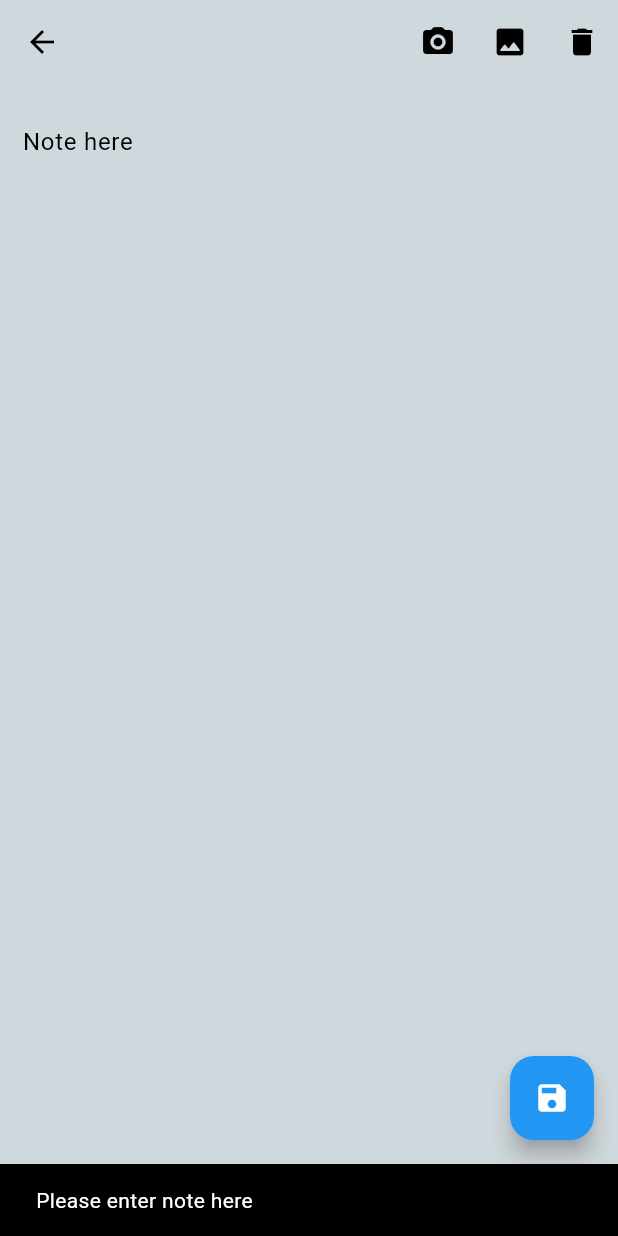
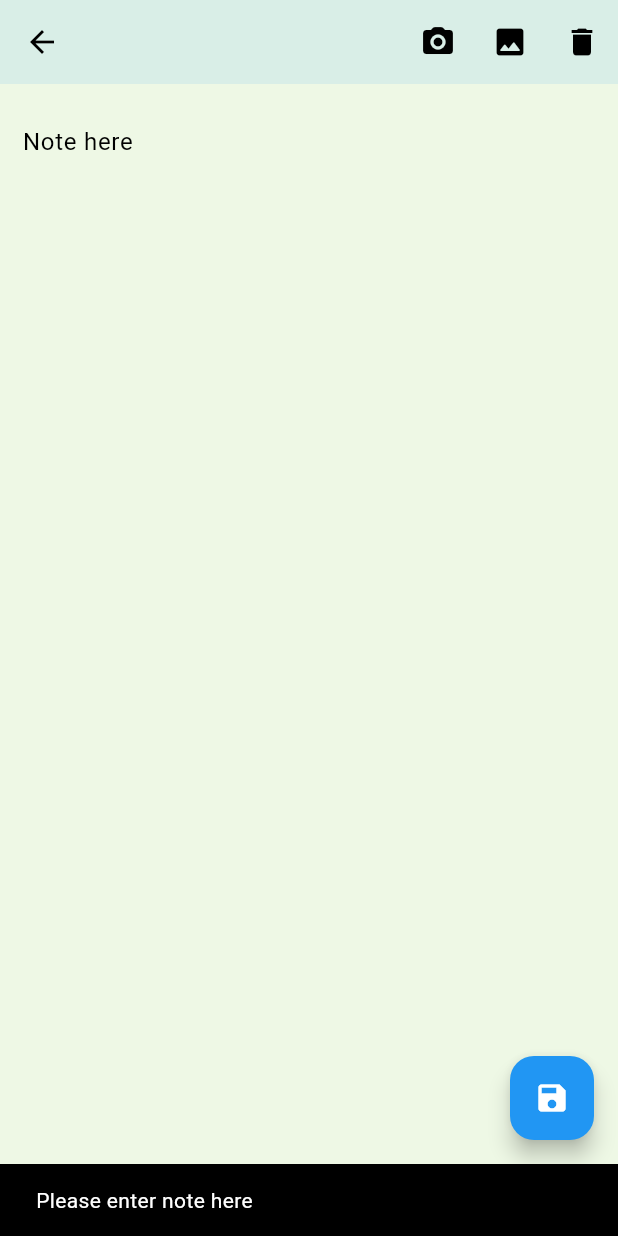
Before and after one commit to dhruvikAubergine/notes_app, a Flutter app: the AddNotePage screen opened directly, after a tap on the "save" icon, on a phone screen of 412 x 824 dp. Run offline on Flutter 3.47's test engine with Material 2 defaults, Android fonts, the phone set to English and light mode, and no system bars; our stand-ins replace bloc, equatable, hive, hive_flutter, image_picker, reorderable_grid_view; accounts and stored records are empty; generated files the repository leaves out were written again.

Commit message:
add some new features

```diff
--- a/lib/core/card_colors.dart
+++ /dev/null
@@ -1,17 +0,0 @@
-import 'package:flutter/material.dart';
-
-class CardColors {
-  static Color mainColor = const Color(0xFF13B9FF);
-
-  static List<Color> cardsColor = [
-    Colors.white,
-    Colors.red.shade100,
-    Colors.pink.shade100,
-    Colors.orange.shade100,
-    Colors.yellow.shade100,
-    Colors.green.shade100,
-    Colors.blue.shade100,
-    Colors.blueGrey.shade100,
-    Colors.amber.shade100,
-  ];
-}
--- a/lib/feature/add_note/modals/note.dart
+++ b/lib/feature/add_note/modals/note.dart
@@ -7,7 +7,13 @@ part 'note.g.dart';
 @JsonSerializable()
 @HiveType(typeId: 0)
 class Note extends Equatable {
-  const Note({this.id, this.title, this.content, this.images});
+  const Note({
+    this.id,
+    this.title,
+    this.images,
+    this.content,
+    this.backgroundColor,
+  });
 
   factory Note.fromJson(Map<String, dynamic> json) => _$NoteFromJson(json);
   @HiveField(0)
@@ -18,6 +24,8 @@ class Note extends Equatable {
   final String? content;
   @HiveField(3)
   final List<String>? images;
+  @HiveField(4)
+  final String? backgroundColor;
 
   Map<String, dynamic> toJson() => _$NoteToJson(this);
 
@@ -26,12 +34,13 @@ class Note extends Equatable {
     String? title,
     String? content,
     List<String>? images,
+    String? backgroundColor,
   }) {
     return Note(
       id: id ?? this.id,
       title: title ?? this.title,
       content: content ?? this.content,
-      images: images ?? this.images,
+      backgroundColor: backgroundColor ?? this.backgroundColor,
     );
   }
 
@@ -39,5 +48,5 @@ class Note extends Equatable {
   bool get stringify => true;
 
   @override
-  List<Object?> get props => [id, title, content, images];
+  List<Object?> get props => [id, title, content, images, backgroundColor];
 }
--- a/lib/feature/add_note/pages/add_note_page.dart
+++ b/lib/feature/add_note/pages/add_note_page.dart
@@ -4,7 +4,6 @@ import 'dart:math' as math;
 
 import 'package:flutter/material.dart';
 import 'package:image_picker/image_picker.dart';
-import 'package:notes_app/core/card_colors.dart';
 import 'package:notes_app/feature/add_note/modals/note.dart';
 import 'package:notes_app/feature/home/provider/note_provider.dart';
 import 'package:provider/provider.dart';
@@ -30,6 +29,7 @@ class _AddNotePageState extends State<AddNotePage> {
   late Note? _note;
   late Color? backgroundColor;
   late List<String> imagesPath;
+  final _random = math.Random();
 
   Future<void> pickImage(ImageSource imageType) async {
     try {
@@ -58,35 +58,45 @@ class _AddNotePageState extends State<AddNotePage> {
 
   Future<void> _onSave() async {
     if (_contentController.text.trim().isNotEmpty) {
+      final noteContent = _contentController.text.trim().split('\n');
+      final titleIndex = noteContent[0].indexOf('.');
+      final title = titleIndex < 0
+          ? noteContent[0]
+          : noteContent[0].substring(0, titleIndex + 1);
+      final content = titleIndex < 0
+          ? noteContent.sublist(1).join('\n')
+          : noteContent[0].substring(titleIndex + 1) +
+              noteContent.sublist(1).join('\n');
       if (!widget.isForEdit) {
-        final noteContent = _contentController.text.trim().split('\n');
-        final title = noteContent[0];
-        final content = noteContent.sublist(1).join('\n');
         final note = Note(
+          title: title,
+          content: content,
           images: imagesPath,
           id: DateTime.now().toString(),
-          title: title,
-          content: content,
+          backgroundColor: backgroundColor?.value.toString() ?? '',
         );
         await Provider.of<NoteProvider>(context, listen: false).addNote(
           note: note,
         );
-        log(title);
-        log(content);
+        if (!mounted) return;
+        ScaffoldMessenger.of(context).showSnackBar(
+          const SnackBar(content: Text('New note added')),
+        );
       } else {
-        // final noteContent = _contentController.text.trim().split('\n');
-        // final title = noteContent[0];
-        // final content = noteContent.skip(0).join('\n');
-        // final note = _note?.copyWith(
-        //   images: imagesPath,
-        //   id: DateTime.now().toString(),
-        //   title: title,
-        //   content: content,
-        // );
-        // await Provider.of<NoteProvider>(context, listen: false).addNote(
-        //   note: note!,
-        //   isForEdit: true,
-        // );
+        log(imagesPath.length.toString());
+        final note = _note?.copyWith(
+          title: title,
+          content: content,
+          images: imagesPath,
+        );
+        await Provider.of<NoteProvider>(context, listen: false).addNote(
+          note: note!,
+          isForEdit: true,
+        );
+        if (!mounted) return;
+        ScaffoldMessenger.of(context).showSnackBar(
+          const SnackBar(content: Text('Note edited')),
+        );
       }
       if (!mounted) return;
       Navigator.of(context).pop();
@@ -103,8 +113,12 @@ class _AddNotePageState extends State<AddNotePage> {
         : '';
     imagesPath = _note?.images ?? [];
     backgroundColor = widget.backround ??
-        CardColors
-            .cardsColor[math.Random().nextInt(CardColors.cardsColor.length)];
+        Color.fromARGB(
+          _random.nextInt(256),
+          _random.nextInt(256),
+          _random.nextInt(256),
+          _random.nextInt(256),
+        );
   }
 
   @override
@@ -119,6 +133,7 @@ class _AddNotePageState extends State<AddNotePage> {
     return Scaffold(
       appBar: AppBar(
         backgroundColor: backgroundColor,
+        elevation: 5,
         actions: [
           IconButton(
             onPressed: () => pickImage(ImageSource.camera),
@@ -130,37 +145,7 @@ class _AddNotePageState extends State<AddNotePage> {
           ),
           IconButton(
             onPressed: () {
-              showDialog(
-                context: context,
-                builder: (context) {
-                  return AlertDialog(
-                    title: const Text('Are you sure?'),
-                    content: const Text('Do you want to delete this note?'),
-                    actions: [
-                      ElevatedButton(
-                        child: const Text('No'),
-                        onPressed: () => Navigator.of(context).pop(false),
-                      ),
-                      ElevatedButton(
-                        child: const Text('Yes'),
-                        onPressed: () {
-                          if (widget.isForEdit) {
-                            Provider.of<NoteProvider>(context, listen: false)
-                                .removeItem(widget.note?.id ?? '');
-                          }
-                          Navigator.of(context).pop();
-                          Navigator.of(context).pop();
-                          ScaffoldMessenger.of(context).showSnackBar(
-                            const SnackBar(
-                              content: Text('Note is deleted!'),
-                            ),
-                          );
-                        },
-                      ),
-                    ],
-                  );
-                },
-              );
+              onDeleteNote(context);
             },
             icon: const Icon(Icons.delete),
           ),
@@ -177,17 +162,23 @@ class _AddNotePageState extends State<AddNotePage> {
                 itemCount: imagesPath.length,
                 gridDelegate: const SliverGridDelegateWithFixedCrossAxisCount(
                   crossAxisCount: 3,
+                  mainAxisSpacing: 5,
+                  crossAxisSpacing: 5,
                   childAspectRatio: 3 / 2,
-                  crossAxisSpacing: 5,
-                  mainAxisSpacing: 5,
                 ),
                 itemBuilder: (context, index) {
-                  return DecoratedBox(
-                    decoration: BoxDecoration(
-                      borderRadius: const BorderRadius.all(Radius.circular(10)),
-                      image: DecorationImage(
-                        image: FileImage(File(imagesPath[index])),
-                        fit: BoxFit.cover,
+                  return InkWell(
+                    onLongPress: () {
+                      onDeleteImage(context, index);
+                    },
+                    child: DecoratedBox(
+                      decoration: BoxDecoration(
+                        borderRadius:
+                            const BorderRadius.all(Radius.circular(10)),
+                        image: DecorationImage(
+                          image: FileImage(File(imagesPath[index])),
+                          fit: BoxFit.cover,
+                        ),
                       ),
                     ),
                   );
@@ -210,4 +201,71 @@ class _AddNotePageState extends State<AddNotePage> {
       ),
     );
   }
+
+  Future<dynamic> onDeleteNote(BuildContext context) {
+    return showDialog(
+      context: context,
+      builder: (context) {
+        return AlertDialog(
+          title: const Text('Are you sure?'),
+          content: const Text('Do you want to delete this note?'),
+          actions: [
+            ElevatedButton(
+              child: const Text('No'),
+              onPressed: () => Navigator.of(context).pop(false),
+            ),
+            ElevatedButton(
+              child: const Text('Yes'),
+              onPressed: () {
+                if (widget.isForEdit) {
+                  Provider.of<NoteProvider>(context, listen: false)
+                      .removeItem(widget.note?.id ?? '');
+                }
+                Navigator.of(context).pop();
+                Navigator.of(context).pop();
+                ScaffoldMessenger.of(context).showSnackBar(
+                  const SnackBar(
+                    content: Text('Note is deleted!'),
+                  ),
+                );
+              },
+            ),
+          ],
+        );
+      },
+    );
+  }
+
+  Future<dynamic> onDeleteImage(BuildContext context, int index) {
+    return showDialog(
+      context: context,
+      builder: (context) {
+        return AlertDialog(
+          title: const Text('Are you sure?'),
+          content: const Text('Do you want to delete this image?'),
+          actions: [
+            ElevatedButton(
+              child: const Text('No'),
+              onPressed: () => Navigator.of(context).pop(false),
+            ),
+            ElevatedButton(
+              child: const Text('Yes'),
+              onPressed: () {
+                setState(() {
+                  imagesPath.removeAt(index);
+                  log(imagesPath.toString());
+                  Navigator.of(context).pop();
+                  ScaffoldMessenger.of(context).showSnackBar(
+                    const SnackBar(
+                      content: Text('Image is deleted!'),
+                    ),
+                  );
+                });
+              },
+            ),
+          ],
+        );
+      },
+    );
+  }
 }
--- a/lib/feature/home/provider/note_provider.dart
+++ b/lib/feature/home/provider/note_provider.dart
@@ -22,6 +22,11 @@ class NoteProvider with ChangeNotifier {
       await noteBox.delete(noteId);
       _notes.removeWhere((notes) => notes.id == noteId);
     }
+    log(noteBox.values.length.toString());
+    log(_notes.length.toString());
+
+    log(noteBox.keys.toString());
+    log(noteId);
     notifyListeners();
   }
 
@@ -45,7 +50,6 @@ class NoteProvider with ChangeNotifier {
     } else {
       await noteBox.put(note.id, note);
       _notes.add(note);
-      log(noteBox.values.toList().toString());
     }
 
     notifyListeners();
--- a/pubspec.yaml
+++ b/pubspec.yaml
@@ -8,8 +8,8 @@ environment:
   flutter: 3.0.5
 
 dependencies:
+  badges: ^2.0.3
   bloc: ^8.1.0
-  build_runner: ^2.2.0
   equatable: ^2.0.5
   flutter:
     sdk: flutter
@@ -23,10 +23,10 @@ dependencies:
   json_serializable: ^6.3.1
   provider: ^6.0.3
   reorderable_grid_view: ^2.2.5
-  sqflite: ^2.0.3+1
 
 dev_dependencies:
   bloc_test: ^9.1.0
+  build_runner: ^2.2.0
   flutter_test:
     sdk: flutter
   hive_generator: ^1.1.3
```
Also changed, not shown: lib/feature/home/pages/home_page.dart (+2 -6 lines), lib/feature/add_note/modals/note.g.dart, pubspec.lock.
